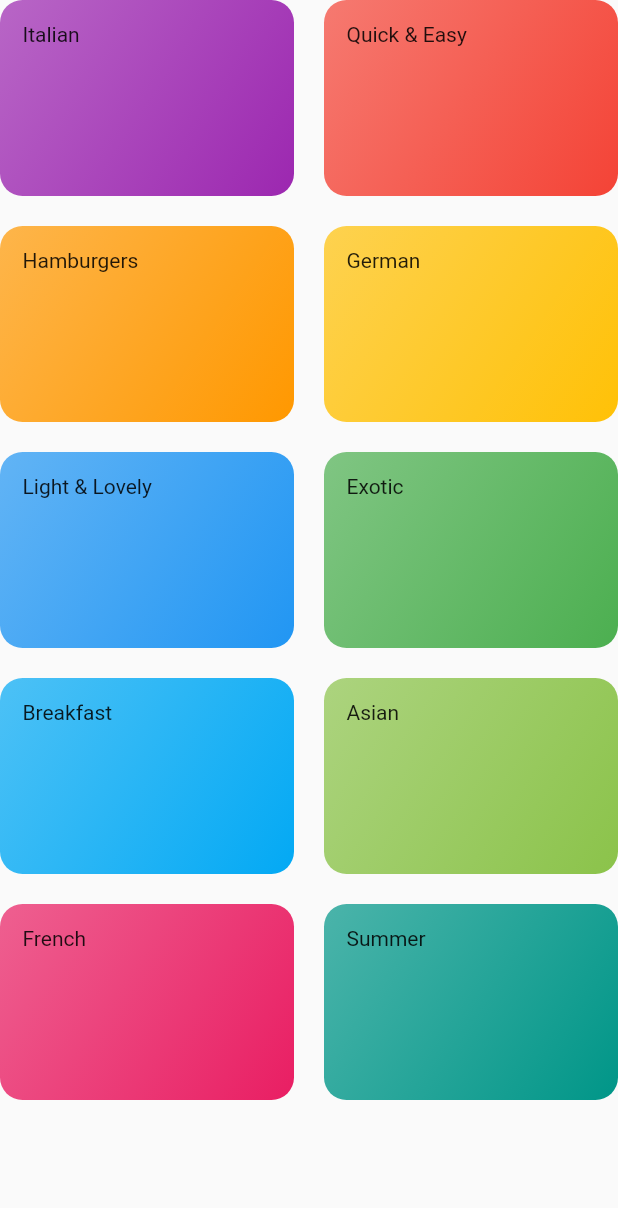
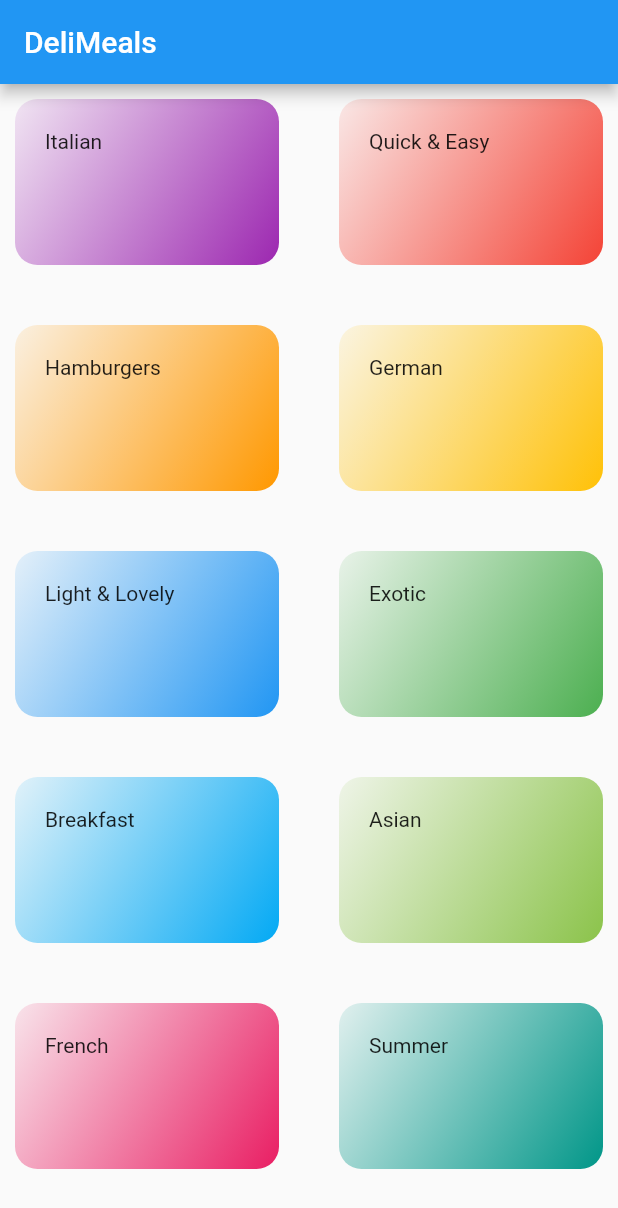
Before and after one commit to ShivamGoyal26/Meal-App-in-the-Flutter, a Flutter app: the CategoriesScreen screen opened directly, on a phone screen of 412 x 824 dp. Shown: the top 1208 px of the screen. Run offline on Flutter 3.47's test engine with Material 2 defaults, Android fonts, the phone set to English and light mode, and no system bars.

Commit message:
4th commit

```diff
--- a/lib/categories_screen.dart
+++ b/lib/categories_screen.dart
@@ -5,7 +5,11 @@ import './category_item.dart';
 class CategoriesScreen extends StatelessWidget {
   @override
   Widget build(BuildContext context) {
-    return GridView(
+    return Scaffold(
+      appBar: AppBar(
+        title: const Text("DeliMeals"),
+      ),
+      body: GridView(
         children: DUMMY_CATEGORIES
             .map((catData) => CategoryItem(
                   catData.title,
@@ -14,9 +18,10 @@ class CategoriesScreen extends StatelessWidget {
             .toList(),
         gridDelegate: SliverGridDelegateWithMaxCrossAxisExtent(
           maxCrossAxisExtent: 200,
-        childAspectRatio: 3 / 2,
+          childAspectRatio: 3/2,
           crossAxisSpacing: 20,
           mainAxisSpacing: 20,
+        ),
       ),
     );
   }
--- a/lib/category_item.dart
+++ b/lib/category_item.dart
@@ -1,5 +1,4 @@
 import 'package:flutter/material.dart';
-import 'dummy_data.dart';
 
 class CategoryItem extends StatelessWidget {
   final String title;
@@ -12,12 +11,13 @@ class CategoryItem extends StatelessWidget {
   @override
   Widget build(BuildContext context) {
     return Container(
-      padding: const EdgeInsets.all(15),
+      padding: const EdgeInsets.all(20),
+      margin: const EdgeInsets.all(10),
       child: Text(title),
       decoration: BoxDecoration(
         gradient: LinearGradient(
           colors: [
-            color.withOpacity(0.7),
+            color.withOpacity(0.1),
             color,
           ],
           begin: Alignment.topLeft,
```
Also changed, not shown: lib/main.dart (+2 -20 lines). Lines whose indentation alone changed are shown as unchanged.
